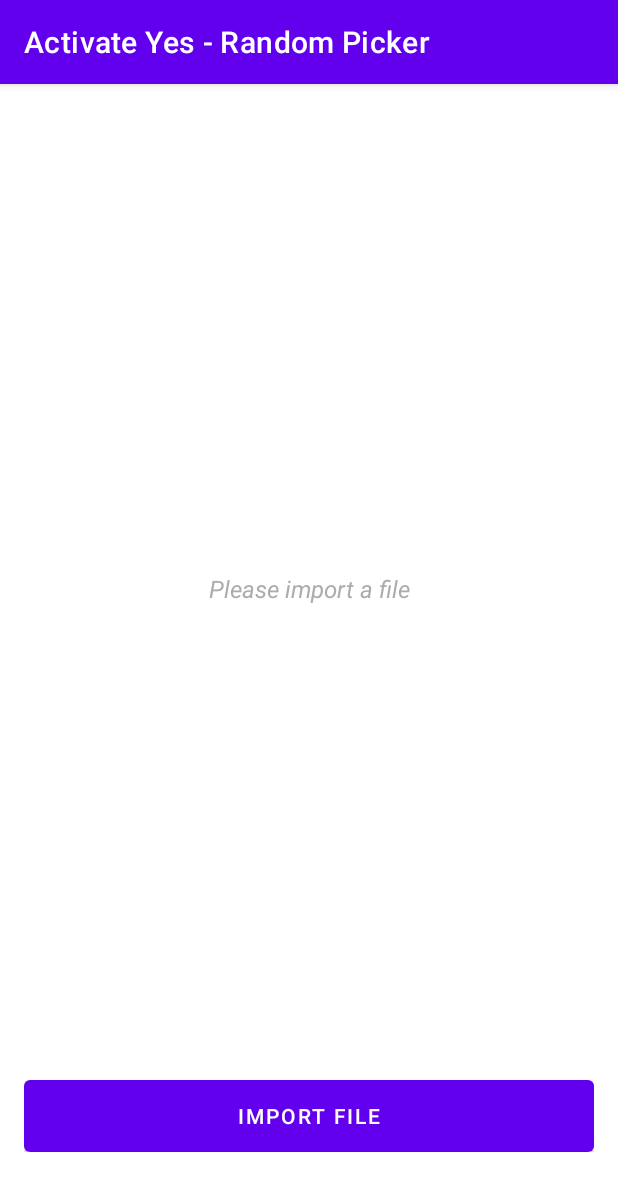
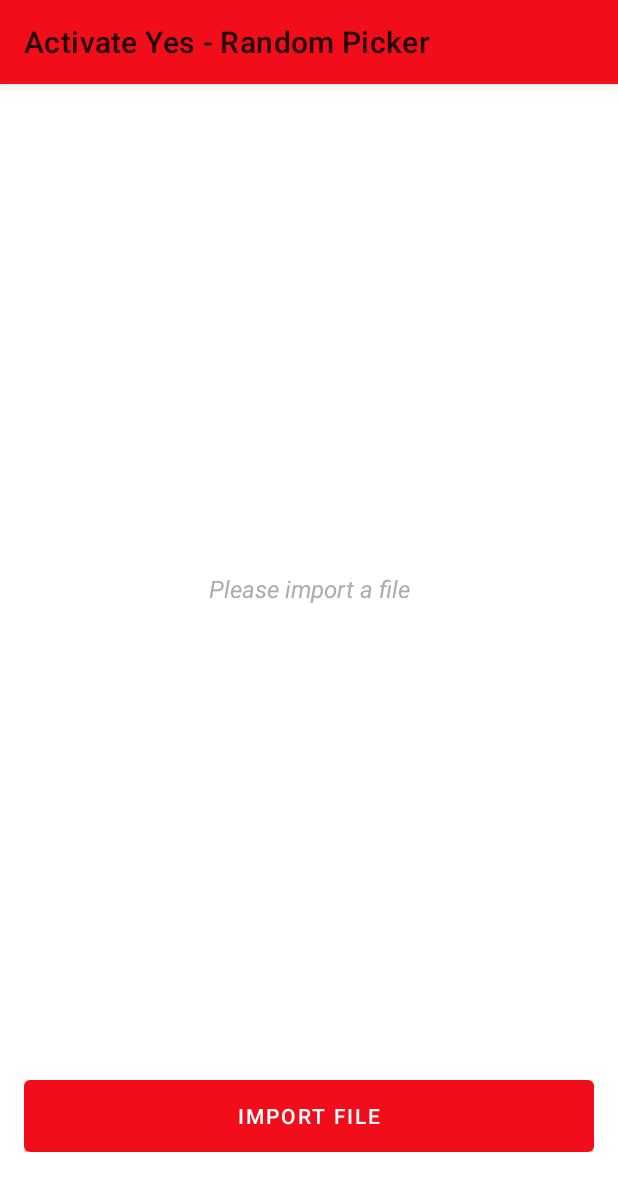
Before and after one commit to DusanMicuda/Activate-Yes---Random-Picker, an Android app: the screen it shows after launch (MainActivity), after a tap on "IMPORT FILE", on a phone screen of 412 x 824 dp. Shown: the top 1191 px of the screen. Run offline under Robolectric (Android 15) with nearby library versions, the phone set to English and light mode, and no system bars; libraries missing offline, so code that uses them is left out: org.apache.poi.

Commit message:
designing and refactoring

```diff
--- a/app/src/main/java/com/micudasoftware/activateyes_randompicker/MainActivity.java
+++ b/app/src/main/java/com/micudasoftware/activateyes_randompicker/MainActivity.java
@@ -16,6 +16,8 @@ import android.graphics.Color;
 import android.graphics.DrawFilter;
 import android.graphics.Paint;
 import android.graphics.Typeface;
+import android.graphics.drawable.ColorDrawable;
+import android.graphics.drawable.Drawable;
 import android.graphics.pdf.PdfDocument;
 import android.net.Uri;
 import android.os.Bundle;
@@ -56,6 +58,8 @@ public class MainActivity extends AppCompatActivity {
     LayoutInflater layoutInflater;
     ListView listView;
     ViewGroup container;
+    View footerView;
+    TextView textView;
     int state;
     ArrayList<String> cells;
     ArrayList<String> randomized;
@@ -64,32 +68,39 @@ public class MainActivity extends AppCompatActivity {
     protected void onCreate(Bundle savedInstanceState) {
         super.onCreate(savedInstanceState);
         setContentView(R.layout.activity_main);
+        getSupportActionBar().setBackgroundDrawable(new ColorDrawable(Color.parseColor("#f10d19")));
+        footerView = new View(this);
+        footerView.setMinimumHeight(400);
+        layoutInflater = getLayoutInflater();
+        listView = findViewById(R.id.list_view);
+        container = (ViewGroup) findViewById(R.id.container);
+        textView = findViewById(R.id.textView);
         init();
     }
 
     private void init() {
         state = 0;
-        layoutInflater = getLayoutInflater();
-        listView = findViewById(R.id.list_view);
-        listView.setAdapter(null);
-        TextView textView = findViewById(R.id.textView);
+        listView.removeFooterView(footerView);
         textView.setVisibility(View.VISIBLE);
-        container = (ViewGroup) findViewById(R.id.container);
         container.removeAllViews();
         layoutInflater.inflate(R.layout.button, container);
         Button button = findViewById(R.id.button);
         button.setOnClickListener(v -> {
             if (ContextCompat.checkSelfPermission(this, Manifest.permission.READ_EXTERNAL_STORAGE)
                     == PackageManager.PERMISSION_GRANTED) {
-                Intent intent = new Intent(Intent.ACTION_OPEN_DOCUMENT);
-                intent.addCategory(Intent.CATEGORY_OPENABLE);
-                intent.setType("application/vnd.openxmlformats-officedocument.spreadsheetml.sheet");
-                startActivityForResult(intent, 2);
+                openDocument();
             } else
                 ActivityCompat.requestPermissions(this,
                         new String[] {Manifest.permission.READ_EXTERNAL_STORAGE},
                         1);
         });
+    }
+
+    private void openDocument() {
+        Intent intent = new Intent(Intent.ACTION_OPEN_DOCUMENT);
+        intent.addCategory(Intent.CATEGORY_OPENABLE);
+        intent.setType("application/vnd.openxmlformats-officedocument.spreadsheetml.sheet");
+        startActivityForResult(intent, 2);
     }
 
     @Override
@@ -112,10 +123,7 @@ public class MainActivity extends AppCompatActivity {
 
         if (requestCode == 1) {
             if (grantResults[0] == PackageManager.PERMISSION_GRANTED) {
-                Intent intent = new Intent(Intent.ACTION_OPEN_DOCUMENT);
-                intent.addCategory(Intent.CATEGORY_OPENABLE);
-                intent.setType("application/vnd.openxmlformats-officedocument.spreadsheetml.sheet");
-                startActivityForResult(intent, 2);
+                openDocument();
             } else {
                 Toast.makeText(this, "Access Denied!", Toast.LENGTH_SHORT).show();
             }
@@ -128,8 +136,7 @@ public class MainActivity extends AppCompatActivity {
 
         if (requestCode == 2 && data != null) {
             try {
-                Uri uri = data.getData();
-                readExcelData(uri);
+                readExcelData(data.getData());
             } catch (IOException e) {
                 e.printStackTrace();
             }
@@ -155,10 +162,10 @@ public class MainActivity extends AppCompatActivity {
 
     private void setView() {
         state = 1;
-        listView.setAdapter(new ArrayAdapter<>(this, android.R.layout.simple_list_item_1, cells));
+        listView.setAdapter(new ArrayAdapter<>(this, R.layout.list_item, cells));
+        listView.addFooterView(footerView);
         container.removeAllViews();
         layoutInflater.inflate(R.layout.randomize, container);
-        TextView textView = findViewById(R.id.textView);
         textView.setVisibility(View.INVISIBLE);
         EditText editText = findViewById(R.id.count);
         editText.setHint("Count: (1 - " + cells.size() + ")");
@@ -183,7 +190,7 @@ public class MainActivity extends AppCompatActivity {
         }
 
         state = 2;
-        listView.setAdapter(new ArrayAdapter<>(this, android.R.layout.simple_list_item_1, randomized));
+        listView.setAdapter(new ArrayAdapter<>(this, R.layout.list_item, randomized));
         container.removeAllViews();
         layoutInflater.inflate(R.layout.button, container);
         Button button = findViewById(R.id.button);
--- a/app/src/main/res/values-night/themes.xml
+++ b/app/src/main/res/values-night/themes.xml
@@ -1,9 +1,9 @@
 <resources xmlns:tools="http://schemas.android.com/tools">
     <!-- Base application theme. -->
-    <style name="Theme.ActivateYesRandomPicker" parent="Theme.MaterialComponents.DayNight.DarkActionBar">
+    <style name="Theme.ActivateYesRandomPicker" parent="Theme.MaterialComponents.DayNight">
         <!-- Primary brand color. -->
-        <item name="colorPrimary">@color/purple_200</item>
-        <item name="colorPrimaryVariant">@color/purple_700</item>
+        <item name="colorPrimary">#f10d19</item>
+        <item name="colorPrimaryVariant">#c40a14</item>
         <item name="colorOnPrimary">@color/black</item>
         <!-- Secondary brand color. -->
         <item name="colorSecondary">@color/teal_200</item>
--- a/app/src/main/res/values/themes.xml
+++ b/app/src/main/res/values/themes.xml
@@ -1,9 +1,9 @@
 <resources xmlns:tools="http://schemas.android.com/tools">
     <!-- Base application theme. -->
-    <style name="Theme.ActivateYesRandomPicker" parent="Theme.MaterialComponents.DayNight.DarkActionBar">
+    <style name="Theme.ActivateYesRandomPicker" parent="Theme.MaterialComponents.DayNight">
         <!-- Primary brand color. -->
-        <item name="colorPrimary">@color/purple_500</item>
-        <item name="colorPrimaryVariant">@color/purple_700</item>
+        <item name="colorPrimary">#f10d19</item>
+        <item name="colorPrimaryVariant">#c40a14</item>
         <item name="colorOnPrimary">@color/white</item>
         <!-- Secondary brand color. -->
         <item name="colorSecondary">@color/teal_200</item>
```
Also changed, not shown: app/src/main/res/layout/list_item.xml (added, +11 -0 lines).
